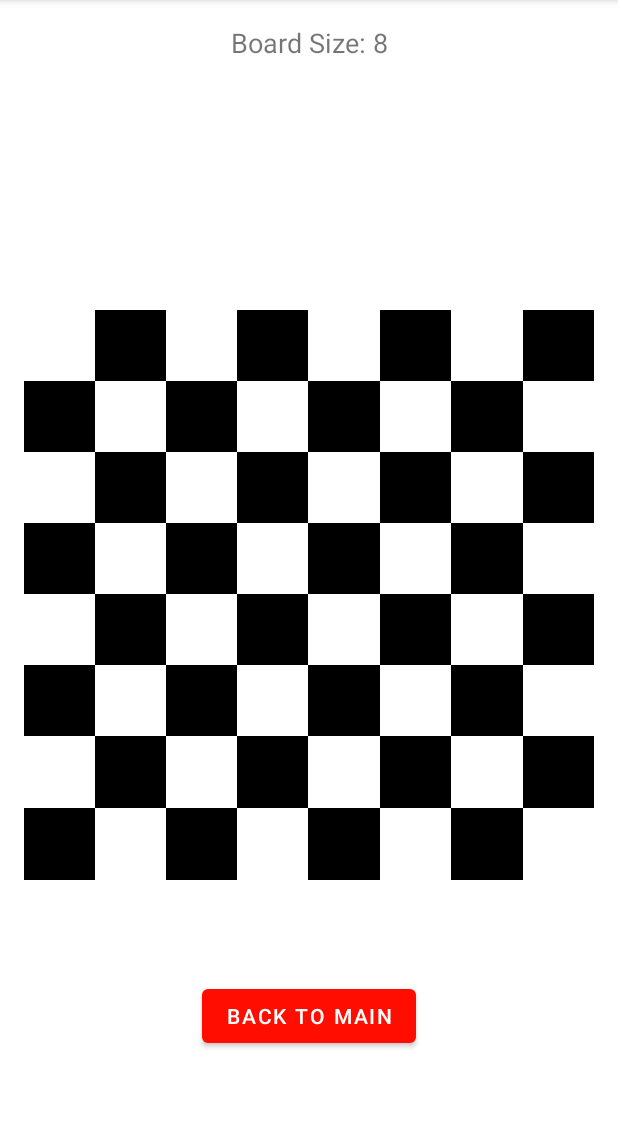
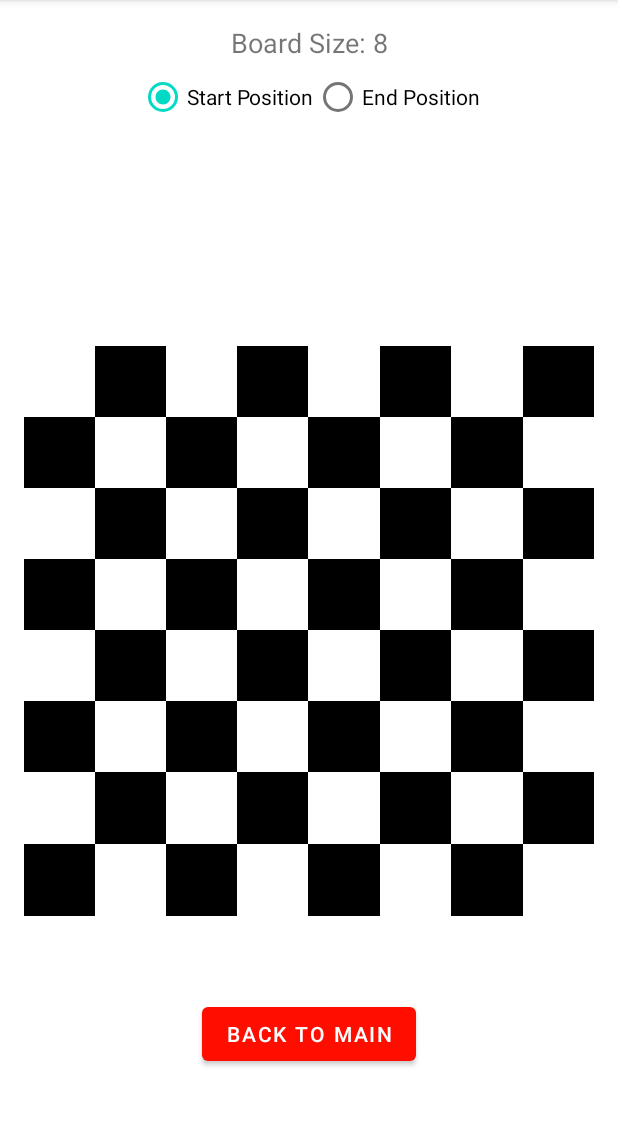
Before and after one commit to ilianna7/chessapp, an Android app: the ChessboardActivity screen opened directly, with no data from a screen before it, on a phone screen of 412 x 824 dp, the part 84-1210 px from its top. Run offline under Robolectric (Android 15) with nearby library versions, the phone set to English and light mode, and no system bars.

Commit message:
#3 - Added options too choose start and end position and animated it to the grid

```diff
--- a/app/src/main/java/com/example/chessapp/chessboard/ChessboardActivity.kt
+++ b/app/src/main/java/com/example/chessapp/chessboard/ChessboardActivity.kt
@@ -3,7 +3,9 @@ package com.example.chessapp.chessboard
 import android.content.Intent
 import android.os.Bundle
 import android.widget.Button
+import android.widget.RadioGroup
 import android.widget.TextView
+import android.widget.Toast
 import androidx.activity.viewModels
 import androidx.appcompat.app.AppCompatActivity
 import androidx.lifecycle.Observer
@@ -42,13 +44,42 @@ class ChessboardActivity : AppCompatActivity() {
             finish()
         }
 
-        // Observe the selectedTile LiveData
-        viewModel.selectedTile.observe(this, Observer { tile ->
-            tile?.let {
-                // Handle tile click event
-                val (row, col) = it
-                // Implement tile click behavior here
+        // Set up the RadioGroup for start and end positions
+        val radioGroup: RadioGroup = findViewById(R.id.radioGroup)
+        radioGroup.setOnCheckedChangeListener { _, checkedId ->
+            when (checkedId) {
+                R.id.radioStartPosition -> viewModel.setMode(Mode.START_POSITION)
+                R.id.radioEndPosition -> viewModel.setMode(Mode.END_POSITION)
+            }
+        }
+
+        // Observe the startPosition LiveData
+        viewModel.startPosition.observe(this, Observer { position ->
+            position?.let {
+                // Update UI for start position
+                // Example: Highlight the start position tile
+            }
+        })
+
+        // Observe the endPosition LiveData
+        viewModel.endPosition.observe(this, Observer { position ->
+            position?.let {
+                // Update UI for end position
+                // Example: Highlight the end position tile
+            }
+        })
+
+        // Observe the invalidSelection LiveData
+        viewModel.invalidSelection.observe(this, Observer { isInvalid ->
+            if (isInvalid) {
+                // Show an error message or handle invalid selection case
+                showInvalidSelectionMessage()
             }
         })
     }
+
+    private fun showInvalidSelectionMessage() {
+        // Show a message to the user that the start and end positions cannot be the same
+        Toast.makeText(this, "Start and end positions cannot be the same", Toast.LENGTH_SHORT).show()
+    }
 }
--- a/app/src/main/java/com/example/chessapp/chessboard/ChessboardView.kt
+++ b/app/src/main/java/com/example/chessapp/chessboard/ChessboardView.kt
@@ -3,6 +3,7 @@ package com.example.chessapp.chessboard
 import android.content.Context
 import android.util.AttributeSet
 import android.widget.GridLayout
+import android.widget.Toast
 import androidx.core.content.ContextCompat
 import com.example.chessapp.R
 
@@ -13,6 +14,7 @@ class ChessboardView @JvmOverloads constructor(
 ) : GridLayout(context, attrs, defStyleAttr) {
 
     private var viewModel: ChessboardViewModel? = null
+    private val buttons = mutableMapOf<Pair<Int, Int>, androidx.appcompat.widget.AppCompatButton>()
 
     init {
         layoutParams = LayoutParams(LayoutParams.MATCH_PARENT, LayoutParams.MATCH_PARENT)
@@ -25,10 +27,29 @@ class ChessboardView @JvmOverloads constructor(
         viewModel.boardSize.observeForever { size ->
             setupBoard(size)
         }
+        viewModel.startPosition.observeForever { position ->
+            position?.let { updateTileColor(it, R.color.blue) }
+        }
+        viewModel.endPosition.observeForever { position ->
+            position?.let { updateTileColor(it, R.color.yellow) }
+        }
+        viewModel.previousStartPosition.observeForever { position ->
+            position?.let { resetTileColor(it) }
+        }
+        viewModel.previousEndPosition.observeForever { position ->
+            position?.let { resetTileColor(it) }
+        }
+        viewModel.invalidSelection.observeForever { isInvalid ->
+            if (isInvalid) {
+                // Show an error message or handle invalid selection case
+                showInvalidSelectionMessage()
+            }
+        }
     }
 
     private fun setupBoard(size: Int) {
         removeAllViews()
+        buttons.clear()
         rowCount = size
         columnCount = size
 
@@ -42,19 +63,37 @@ class ChessboardView @JvmOverloads constructor(
                         columnSpec = GridLayout.spec(col, 1f)
                     }
                     text = ""
-                    setBackgroundColor(
-                        if ((row + col) % 2 == 0) {
-                            ContextCompat.getColor(context, R.color.white) // White tile
-                        } else {
-                            ContextCompat.getColor(context, R.color.black) // Black tile
-                        }
-                    )
+                    setBackgroundColor(getTileColor(row, col))
                     setOnClickListener {
                         viewModel?.onTileClicked(row, col)
                     }
                 }
                 addView(button)
+                buttons[Pair(row, col)] = button
             }
         }
     }
+
+    private fun getTileColor(row: Int, col: Int): Int {
+        return if ((row + col) % 2 == 0) {
+            ContextCompat.getColor(context, R.color.white)
+        } else {
+            ContextCompat.getColor(context, R.color.black)
+        }
+    }
+
+    private fun updateTileColor(position: Pair<Int, Int>, colorResId: Int) {
+        buttons[position]?.setBackgroundColor(ContextCompat.getColor(context, colorResId))
+    }
+
+    private fun resetTileColor(position: Pair<Int, Int>) {
+        val (row, col) = position
+        buttons[position]?.setBackgroundColor(getTileColor(row, col))
+    }
+
+    private fun showInvalidSelectionMessage() {
+        // Show a message to the user that the start and end positions cannot be the same
+        // For example, using a Toast:
+        Toast.makeText(context, "Start and end positions cannot be the same", Toast.LENGTH_SHORT).show()
+    }
 }
--- a/app/src/main/java/com/example/chessapp/chessboard/ChessboardViewModel.kt
+++ b/app/src/main/java/com/example/chessapp/chessboard/ChessboardViewModel.kt
@@ -14,6 +14,28 @@ class ChessboardViewModel : ViewModel() {
     private val _selectedTile = MutableLiveData<Pair<Int, Int>?>()
     val selectedTile: LiveData<Pair<Int, Int>?> get() = _selectedTile
 
+    private val _startPosition = MutableLiveData<Pair<Int, Int>?>()
+    val startPosition: LiveData<Pair<Int, Int>?> get() = _startPosition
+
+    private val _endPosition = MutableLiveData<Pair<Int, Int>?>()
+    val endPosition: LiveData<Pair<Int, Int>?> get() = _endPosition
+
+    private val _previousStartPosition = MutableLiveData<Pair<Int, Int>?>()
+    val previousStartPosition: LiveData<Pair<Int, Int>?> get() = _previousStartPosition
+
+    private val _previousEndPosition = MutableLiveData<Pair<Int, Int>?>()
+    val previousEndPosition: LiveData<Pair<Int, Int>?> get() = _previousEndPosition
+
+    private val _currentMode = MutableLiveData<Mode>()
+    val currentMode: LiveData<Mode> get() = _currentMode
+
+    private val _invalidSelection = MutableLiveData<Boolean>()
+    val invalidSelection: LiveData<Boolean> get() = _invalidSelection
+
+    init {
+        _currentMode.value = Mode.START_POSITION
+    }
+
     fun setBoardSize(size: Int) {
         _boardSize.value = size
     }
@@ -23,6 +45,33 @@ class ChessboardViewModel : ViewModel() {
     }
 
     fun onTileClicked(row: Int, col: Int) {
-        _selectedTile.value = Pair(row, col)
+        val tile = Pair(row, col)
+        _selectedTile.value = tile
+        when (_currentMode.value) {
+            Mode.START_POSITION -> {
+                if (tile == _endPosition.value) {
+                    _invalidSelection.value = true
+                } else {
+                    _invalidSelection.value = false
+                    _previousStartPosition.value = _startPosition.value
+                    _startPosition.value = tile
+                }
+            }
+            Mode.END_POSITION -> {
+                if (tile == _startPosition.value) {
+                    _invalidSelection.value = true
+                } else {
+                    _invalidSelection.value = false
+                    _previousEndPosition.value = _endPosition.value
+                    _endPosition.value = tile
+                }
+            }
+
+            null -> TODO()
+        }
+    }
+
+    fun setMode(mode: Mode) {
+        _currentMode.value = mode
     }
 }
--- /dev/null
+++ b/app/src/main/java/com/example/chessapp/chessboard/Mode.kt
@@ -0,0 +1,6 @@
+package com.example.chessapp.chessboard
+
+enum class Mode {
+    START_POSITION,
+    END_POSITION
+}
--- a/app/src/main/res/layout/activity_chessboard.xml
+++ b/app/src/main/res/layout/activity_chessboard.xml
@@ -1,4 +1,3 @@
-<?xml version="1.0" encoding="utf-8"?>
 <androidx.constraintlayout.widget.ConstraintLayout xmlns:android="http://schemas.android.com/apk/res/android"
     android:layout_width="match_parent"
     android:layout_height="match_parent"
@@ -15,11 +14,34 @@
         app:layout_constraintEnd_toEndOf="parent"
         app:layout_constraintStart_toStartOf="parent" />
 
+    <RadioGroup
+        android:id="@+id/radioGroup"
+        android:layout_width="wrap_content"
+        android:layout_height="wrap_content"
+        app:layout_constraintTop_toBottomOf="@id/boardTextView"
+        app:layout_constraintStart_toStartOf="parent"
+        app:layout_constraintEnd_toEndOf="parent"
+        android:orientation="horizontal">
+
+        <RadioButton
+            android:id="@+id/radioStartPosition"
+            android:layout_width="wrap_content"
+            android:layout_height="wrap_content"
+            android:text="Start Position"
+            android:checked="true" />
+
+        <RadioButton
+            android:id="@+id/radioEndPosition"
+            android:layout_width="wrap_content"
+            android:layout_height="wrap_content"
+            android:text="End Position" />
+    </RadioGroup>
+
     <com.example.chessapp.chessboard.ChessboardView
         android:id="@+id/chessboard"
         android:layout_width="0dp"
         android:layout_height="0dp"
-        app:layout_constraintTop_toBottomOf="@+id/boardTextView"
+        app:layout_constraintTop_toBottomOf="@+id/radioGroup"
         app:layout_constraintBottom_toBottomOf="parent"
         app:layout_constraintEnd_toEndOf="parent"
         app:layout_constraintStart_toStartOf="parent"
--- a/app/src/main/res/values/colors.xml
+++ b/app/src/main/res/values/colors.xml
@@ -8,6 +8,9 @@
     <color name="black">#FF000000</color>
     <color name="white">#FFFFFFFF</color>
 
+    <color name="blue">#89CFF0</color>
+    <color name="yellow">#FFFF8F</color>
+
     <color name="fire_hydrant">#ff0e00</color>
     <color name="venetian_red">#2a0200</color>
     <color name="rosewood">#550500</color>
```
